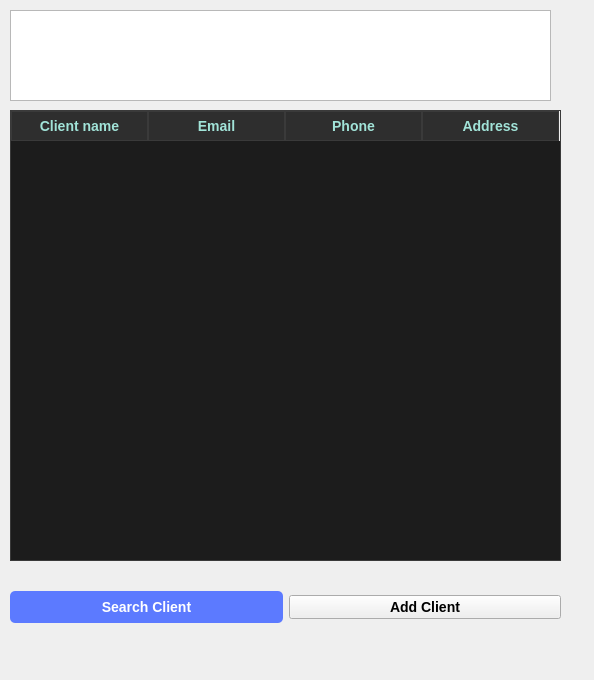
The window that design/client_window.ui (Adrianrguez96/sales_management) describes before a commit, drawn with Qt 5.
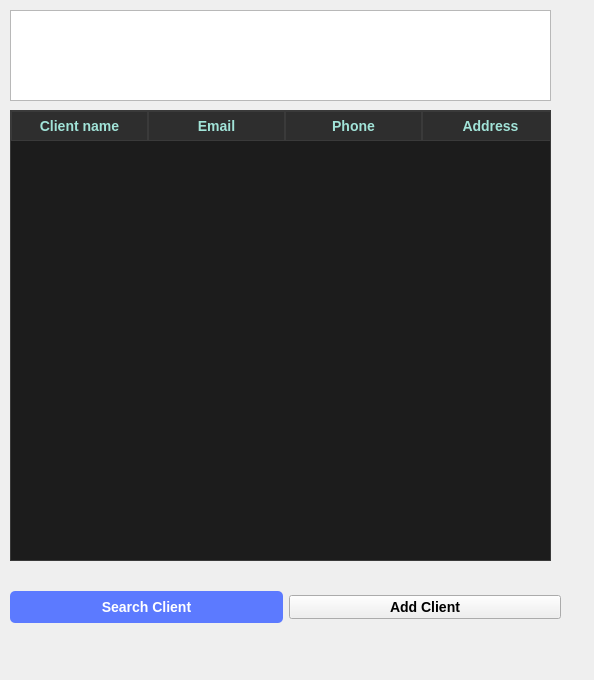
The same window after the commit.

Commit message: Fix / Adjust table not horizontal scroll and delete css filter: brigness()

Patch:
```diff
--- a/design/client_window.ui
+++ b/design/client_window.ui
@@ -18,12 +18,12 @@
     <rect>
      <x>10</x>
      <y>110</y>
-     <width>551</width>
+     <width>541</width>
      <height>451</height>
     </rect>
    </property>
    <property name="sizePolicy">
-    <sizepolicy hsizetype="Expanding" vsizetype="Expanding">
+    <sizepolicy hsizetype="Fixed" vsizetype="Fixed">
      <horstretch>0</horstretch>
      <verstretch>0</verstretch>
     </sizepolicy>
@@ -96,6 +96,9 @@
 }
 </string>
    </property>
+   <property name="horizontalScrollBarPolicy">
+    <enum>Qt::ScrollBarAlwaysOff</enum>
+   </property>
    <property name="editTriggers">
     <set>QAbstractItemView::NoEditTriggers</set>
    </property>
```
Left out of the diff: 1 changed line with no effect on the pictures. The commit also changes 4 other files.
